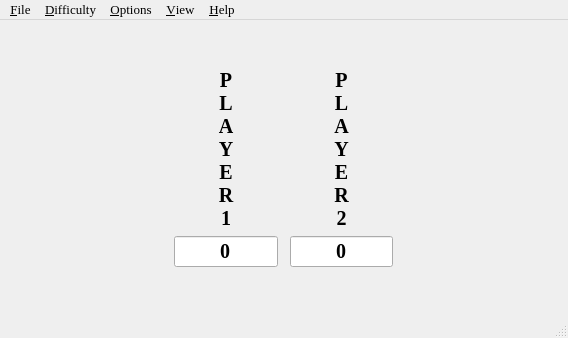
First picture: the form in ui.d/maxit.ui, repository nurfalie/maxit, before the edit.
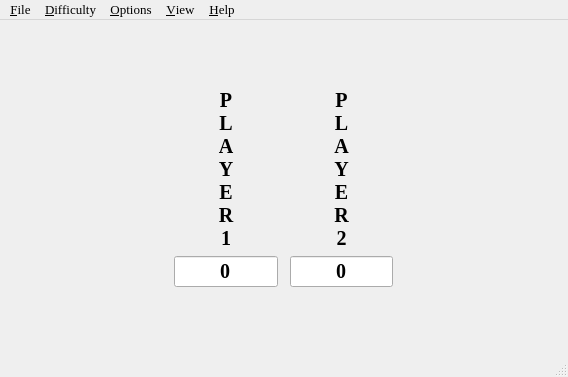
Second picture: the form after the edit.

Commit message: Use H, instead of S, as the mnemonic for the Show Hint action.

```diff
--- a/ui.d/maxit.ui
+++ b/ui.d/maxit.ui
@@ -6,7 +6,7 @@
     <x>0</x>
     <y>0</y>
     <width>568</width>
-    <height>338</height>
+    <height>377</height>
    </rect>
   </property>
   <property name="font" >
```
Left out of the diff: 4 changed lines with no effect on the pictures.
